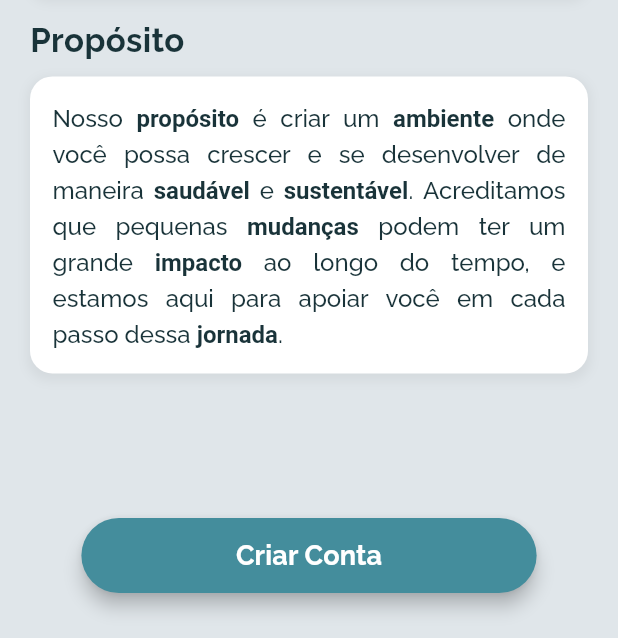
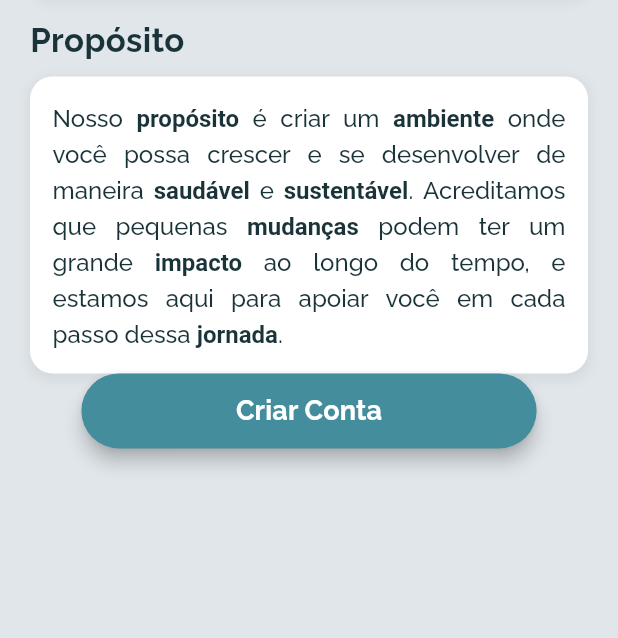
Before and after one commit to YBraga35/aplicativo-bem-estar, a Flutter app: the Sobre screen opened by its route, on a phone screen of 412 x 824 dp, the part 598-1236 px from its top. Run offline on Flutter 3.47's test engine with Material 3 defaults, Android fonts, the phone set to English and light mode, and no system bars; our stand-ins replace firebase_auth, firebase_core, flutter_masked_text2, logger; missing offline and left inert: flutter_carousel_slider; accounts and stored records are empty; generated files the repository leaves out were written again.

Commit message:
EP - Scroll na tela 'sobre' para corrigir o acesso

```diff
--- a/lib/views/start/sobre.dart
+++ b/lib/views/start/sobre.dart
@@ -11,8 +11,9 @@ class Sobre extends StatelessWidget {
 
     return Scaffold(
       backgroundColor: Color(0xFFE0E6EA),
-      body: Padding(
-        padding: EdgeInsets.symmetric(horizontal: 20.0, vertical: 20.0),
+      body: SingleChildScrollView(
+        child: Padding(
+          padding: EdgeInsets.symmetric(horizontal: 20, vertical: 20),
           child: Column(
             // Center the content vertically
             mainAxisAlignment: MainAxisAlignment.start,
@@ -43,7 +44,7 @@ class Sobre extends StatelessWidget {
               _buildSectionContent(
                 'Nosso propósito é criar um ambiente onde você possa crescer e se desenvolver de maneira saudável e sustentável. Acreditamos que pequenas mudanças podem ter um grande impacto ao longo do tempo, e estamos aqui para apoiar você em cada passo dessa jornada.',
               ),
-            Spacer(),
+
               // Botão Criar Conta
               ElevatedButton(
                 onPressed: () {
@@ -73,6 +74,7 @@ class Sobre extends StatelessWidget {
               SizedBox(height: 10),
             ],
           ),
+        )
       ),
     );
   }
```
Lines whose indentation alone changed are shown as unchanged.
